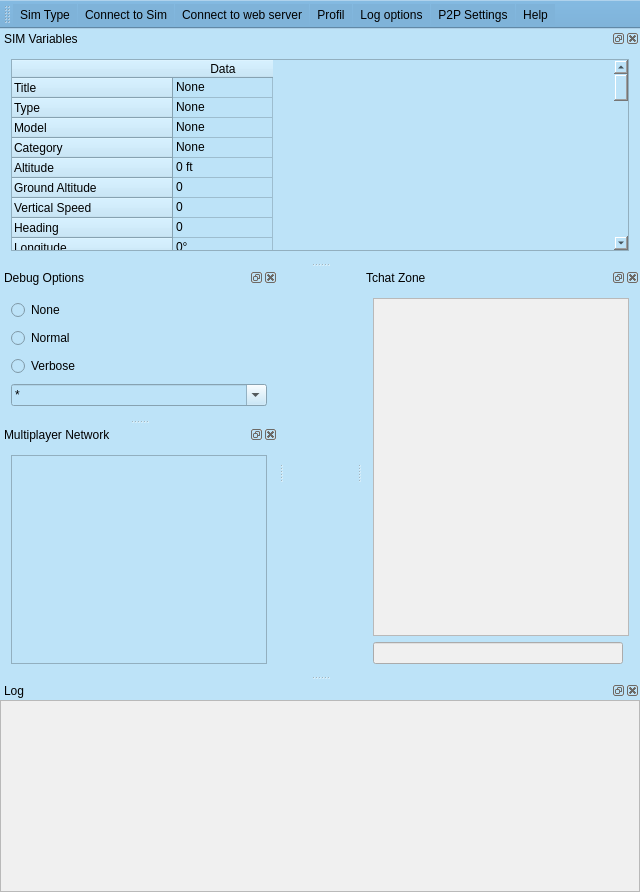
The window that gui/mainwindow.ui (Artemia76/ffs2play) describes before a commit, drawn with Qt 5.
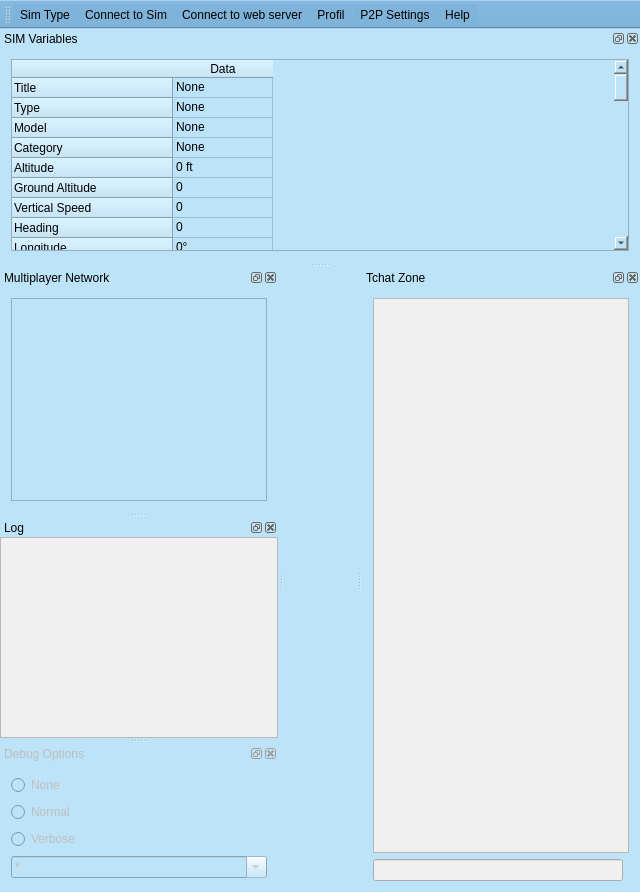
The same window after the commit. Icons and pictures are not drawn.

What changed in the file:
```diff
--- a/gui/mainwindow.ui
+++ b/gui/mainwindow.ui
@@ -326,364 +326,9 @@
    <addaction name="afFSCon"/>
    <addaction name="afServeurCon"/>
    <addaction name="afProfil"/>
-   <addaction name="afLogger"/>
    <addaction name="afP2P"/>
    <addaction name="afAide"/>
   </widget>
-  <widget class="QDockWidget" name="dwLog">
-   <property name="sizePolicy">
-    <sizepolicy hsizetype="Preferred" vsizetype="Preferred">
-     <horstretch>0</horstretch>
-     <verstretch>0</verstretch>
-    </sizepolicy>
-   </property>
-   <property name="minimumSize">
-    <size>
-     <width>89</width>
-     <height>100</height>
-    </size>
-   </property>
-   <property name="maximumSize">
-    <size>
-     <width>524287</width>
-     <height>524287</height>
-    </size>
-   </property>
-   <property name="palette">
-    <palette>
-     <active>
-      <colorrole role="Button">
-       <brush brushstyle="SolidPattern">
-        <color alpha="255">
-         <red>189</red>
-         <green>227</green>
-         <blue>248</blue>
-        </color>
-       </brush>
-      </colorrole>
-      <colorrole role="Base">
-       <brush brushstyle="SolidPattern">
-        <color alpha="255">
-         <red>189</red>
-         <green>227</green>
-         <blue>248</blue>
-        </color>
-       </brush>
-      </colorrole>
-      <colorrole role="Window">
-       <brush brushstyle="SolidPattern">
-        <color alpha="255">
-         <red>189</red>
-         <green>227</green>
-         <blue>248</blue>
-        </color>
-       </brush>
-      </colorrole>
-     </active>
-     <inactive>
-      <colorrole role="Button">
-       <brush brushstyle="SolidPattern">
-        <color alpha="255">
-         <red>189</red>
-         <green>227</green>
-         <blue>248</blue>
-        </color>
-       </brush>
-      </colorrole>
-      <colorrole role="Base">
-       <brush brushstyle="SolidPattern">
-        <color alpha="255">
-         <red>189</red>
-         <green>227</green>
-         <blue>248</blue>
-        </color>
-       </brush>
-      </colorrole>
-      <colorrole role="Window">
-       <brush brushstyle="SolidPattern">
-        <color alpha="255">
-         <red>189</red>
-         <green>227</green>
-         <blue>248</blue>
-        </color>
-       </brush>
-      </colorrole>
-     </inactive>
-     <disabled>
-      <colorrole role="Button">
-       <brush brushstyle="SolidPattern">
-        <color alpha="255">
-         <red>189</red>
-         <green>227</green>
-         <blue>248</blue>
-        </color>
-       </brush>
-      </colorrole>
-      <colorrole role="Base">
-       <brush brushstyle="SolidPattern">
-        <color alpha="255">
-         <red>189</red>
-         <green>227</green>
-         <blue>248</blue>
-        </color>
-       </brush>
-      </colorrole>
-      <colorrole role="Window">
-       <brush brushstyle="SolidPattern">
-        <color alpha="255">
-         <red>189</red>
-         <green>227</green>
-         <blue>248</blue>
-        </color>
-       </brush>
-      </colorrole>
-     </disabled>
-    </palette>
-   </property>
-   <property name="floating">
-    <bool>false</bool>
-   </property>
-   <property name="windowTitle">
-    <string>Log</string>
-   </property>
-   <attribute name="dockWidgetArea">
-    <number>8</number>
-   </attribute>
-   <widget class="QWidget" name="dockWidgetContents">
-    <layout class="QHBoxLayout" name="horizontalLayout">
-     <property name="spacing">
-      <number>0</number>
-     </property>
-     <property name="sizeConstraint">
-      <enum>QLayout::SetMaximumSize</enum>
-     </property>
-     <property name="leftMargin">
-      <number>0</number>
-     </property>
-     <property name="topMargin">
-      <number>0</number>
-     </property>
-     <property name="rightMargin">
-      <number>0</number>
-     </property>
-     <property name="bottomMargin">
-      <number>0</number>
-     </property>
-     <item>
-      <widget class="QPlainTextEdit" name="pteLogger">
-       <property name="sizePolicy">
-        <sizepolicy hsizetype="Preferred" vsizetype="Preferred">
-         <horstretch>0</horstretch>
-         <verstretch>0</verstretch>
-        </sizepolicy>
-       </property>
-       <property name="maximumSize">
-        <size>
-         <width>16777215</width>
-         <height>16777215</height>
-        </size>
-       </property>
-       <property name="palette">
-        <palette>
-         <active>
-          <colorrole role="Button">
-           <brush brushstyle="SolidPattern">
-            <color alpha="255">
-             <red>240</red>
-             <green>240</green>
-             <blue>240</blue>
-            </color>
-           </brush>
-          </colorrole>
-          <colorrole role="Base">
-           <brush brushstyle="SolidPattern">
-            <color alpha="255">
-             <red>240</red>
-             <green>240</green>
-             <blue>240</blue>
-            </color>
-           </brush>
-          </colorrole>
-          <colorrole role="Window">
-           <brush brushstyle="SolidPattern">
-            <color alpha="255">
-             <red>240</red>
-             <green>240</green>
-             <blue>240</blue>
-            </color>
-           </brush>
-          </colorrole>
-         </active>
-         <inactive>
-          <colorrole role="Button">
-           <brush brushstyle="SolidPattern">
-            <color alpha="255">
-             <red>240</red>
-             <green>240</green>
-             <blue>240</blue>
-            </color>
-           </brush>
-          </colorrole>
-          <colorrole role="Base">
-           <brush brushstyle="SolidPattern">
-            <color alpha="255">
-             <red>240</red>
-             <green>240</green>
-             <blue>240</blue>
-            </color>
-           </brush>
-          </colorrole>
-          <colorrole role="Window">
-           <brush brushstyle="SolidPattern">
-            <color alpha="255">
-             <red>240</red>
-             <green>240</green>
-             <blue>240</blue>
-            </color>
-           </brush>
-          </colorrole>
-         </inactive>
-         <disabled>
-          <colorrole role="Button">
-           <brush brushstyle="SolidPattern">
-            <color alpha="255">
-             <red>240</red>
-             <green>240</green>
-             <blue>240</blue>
-            </color>
-           </brush>
-          </colorrole>
-          <colorrole role="Base">
-           <brush brushstyle="SolidPattern">
-            <color alpha="255">
-             <red>240</red>
-             <green>240</green>
-             <blue>240</blue>
-            </color>
-           </brush>
-          </colorrole>
-          <colorrole role="Window">
-           <brush brushstyle="SolidPattern">
-            <color alpha="255">
-             <red>240</red>
-             <green>240</green>
-             <blue>240</blue>
-            </color>
-           </brush>
-          </colorrole>
-         </disabled>
-        </palette>
-       </property>
-       <property name="styleSheet">
-        <string notr="true">background-color: rgb(240, 240, 240);</string>
-       </property>
-       <property name="sizeAdjustPolicy">
-        <enum>QAbstractScrollArea::AdjustIgnored</enum>
-       </property>
-       <property name="readOnly">
-        <bool>true</bool>
-       </property>
-      </widget>
-     </item>
-    </layout>
-   </widget>
-  </widget>
-  <widget class="QDockWidget" name="dwDebugOpt">
-   <property name="enabled">
-    <bool>true</bool>
-   </property>
-   <property name="floating">
-    <bool>false</bool>
-   </property>
-   <property name="windowTitle">
-    <string>Debug Options</string>
-   </property>
-   <attribute name="dockWidgetArea">
-    <number>1</number>
-   </attribute>
-   <widget class="QWidget" name="dockWidgetContents_2">
-    <layout class="QVBoxLayout" name="verticalLayout_2">
-     <item>
-      <widget class="QRadioButton" name="rb_filterNone">
-       <property name="text">
-        <string>None</string>
-       </property>
-      </widget>
-     </item>
-     <item>
-      <widget class="QRadioButton" name="rb_filterNormal">
-       <property name="text">
-        <string>Normal</string>
-       </property>
-      </widget>
-     </item>
-     <item>
-      <widget class="QRadioButton" name="rb_filterVerbose">
-       <property name="text">
-        <string>Verbose</string>
-       </property>
-      </widget>
-     </item>
-     <item>
-      <widget class="QComboBox" name="cb_filter">
-       <property name="editable">
-        <bool>true</bool>
-       </property>
-       <item>
-        <property name="text">
-         <string>*</string>
-        </property>
-       </item>
-       <item>
-        <property name="text">
-         <string>AIMapping*</string>
-        </property>
-       </item>
-       <item>
-        <property name="text">
-         <string>HttpRequest*</string>
-        </property>
-       </item>
-       <item>
-        <property name="text">
-         <string>P2PManager*</string>
-        </property>
-       </item>
-       <item>
-        <property name="text">
-         <string>Peer*</string>
-        </property>
-       </item>
-       <item>
-        <property name="text">
-         <string>UDPServer*</string>
-        </property>
-       </item>
-       <item>
-        <property name="text">
-         <string>SCManager*</string>
-        </property>
-       </item>
-       <item>
-        <property name="text">
-         <string>XPManager*</string>
-        </property>
-       </item>
-       <item>
-        <property name="text">
-         <string>FGManager*</string>
-        </property>
-       </item>
-       <item>
-        <property name="text">
-         <string>WEBManager*</string>
-        </property>
-       </item>
-      </widget>
-     </item>
-    </layout>
-   </widget>
-  </widget>
   <widget class="QDockWidget" name="dwP2P">
    <property name="floating">
     <bool>false</bool>
@@ -1240,6 +885,360 @@
     </layout>
    </widget>
   </widget>
+  <widget class="QDockWidget" name="dwLog">
+   <property name="sizePolicy">
+    <sizepolicy hsizetype="Preferred" vsizetype="Preferred">
+     <horstretch>0</horstretch>
+     <verstretch>0</verstretch>
+    </sizepolicy>
+   </property>
+   <property name="minimumSize">
+    <size>
+     <width>89</width>
+     <height>100</height>
+    </size>
+   </property>
+   <property name="maximumSize">
+    <size>
+     <width>524287</width>
+     <height>524287</height>
+    </size>
+   </property>
+   <property name="palette">
+    <palette>
+     <active>
+      <colorrole role="Button">
+       <brush brushstyle="SolidPattern">
+        <color alpha="255">
+         <red>189</red>
+         <green>227</green>
+         <blue>248</blue>
+        </color>
+       </brush>
+      </colorrole>
+      <colorrole role="Base">
+       <brush brushstyle="SolidPattern">
+        <color alpha="255">
+         <red>189</red>
+         <green>227</green>
+         <blue>248</blue>
+        </color>
+       </brush>
+      </colorrole>
+      <colorrole role="Window">
+       <brush brushstyle="SolidPattern">
+        <color alpha="255">
+         <red>189</red>
+         <green>227</green>
+         <blue>248</blue>
+        </color>
+       </brush>
+      </colorrole>
+     </active>
+     <inactive>
+      <colorrole role="Button">
+       <brush brushstyle="SolidPattern">
+        <color alpha="255">
+         <red>189</red>
+         <green>227</green>
+         <blue>248</blue>
+        </color>
+       </brush>
+      </colorrole>
+      <colorrole role="Base">
+       <brush brushstyle="SolidPattern">
+        <color alpha="255">
+         <red>189</red>
+         <green>227</green>
+         <blue>248</blue>
+        </color>
+       </brush>
+      </colorrole>
+      <colorrole role="Window">
+       <brush brushstyle="SolidPattern">
+        <color alpha="255">
+         <red>189</red>
+         <green>227</green>
+         <blue>248</blue>
+        </color>
+       </brush>
+      </colorrole>
+     </inactive>
+     <disabled>
+      <colorrole role="Button">
+       <brush brushstyle="SolidPattern">
+        <color alpha="255">
+         <red>189</red>
+         <green>227</green>
+         <blue>248</blue>
+        </color>
+       </brush>
+      </colorrole>
+      <colorrole role="Base">
+       <brush brushstyle="SolidPattern">
+        <color alpha="255">
+         <red>189</red>
+         <green>227</green>
+         <blue>248</blue>
+        </color>
+       </brush>
+      </colorrole>
+      <colorrole role="Window">
+       <brush brushstyle="SolidPattern">
+        <color alpha="255">
+         <red>189</red>
+         <green>227</green>
+         <blue>248</blue>
+        </color>
+       </brush>
+      </colorrole>
+     </disabled>
+    </palette>
+   </property>
+   <property name="floating">
+    <bool>false</bool>
+   </property>
+   <property name="windowTitle">
+    <string>Log</string>
+   </property>
+   <attribute name="dockWidgetArea">
+    <number>1</number>
+   </attribute>
+   <widget class="QWidget" name="dockWidgetContents">
+    <layout class="QHBoxLayout" name="horizontalLayout">
+     <property name="spacing">
+      <number>0</number>
+     </property>
+     <property name="sizeConstraint">
+      <enum>QLayout::SetMaximumSize</enum>
+     </property>
+     <property name="leftMargin">
+      <number>0</number>
+     </property>
+     <property name="topMargin">
+      <number>0</number>
+     </property>
+     <property name="rightMargin">
+      <number>0</number>
+     </property>
+     <property name="bottomMargin">
+      <number>0</number>
+     </property>
+     <item>
+      <widget class="QPlainTextEdit" name="pteLogger">
+       <property name="sizePolicy">
+        <sizepolicy hsizetype="Preferred" vsizetype="Preferred">
+         <horstretch>0</horstretch>
+         <verstretch>0</verstretch>
+        </sizepolicy>
+       </property>
+       <property name="maximumSize">
+        <size>
+         <width>16777215</width>
+         <height>16777215</height>
+        </size>
+       </property>
+       <property name="palette">
+        <palette>
+         <active>
+          <colorrole role="Button">
+           <brush brushstyle="SolidPattern">
+            <color alpha="255">
+             <red>240</red>
+             <green>240</green>
+             <blue>240</blue>
+            </color>
+           </brush>
+          </colorrole>
+          <colorrole role="Base">
+           <brush brushstyle="SolidPattern">
+            <color alpha="255">
+             <red>240</red>
+             <green>240</green>
+             <blue>240</blue>
+            </color>
+           </brush>
+          </colorrole>
+          <colorrole role="Window">
+           <brush brushstyle="SolidPattern">
+            <color alpha="255">
+             <red>240</red>
+             <green>240</green>
+             <blue>240</blue>
+            </color>
+           </brush>
+          </colorrole>
+         </active>
+         <inactive>
+          <colorrole role="Button">
+           <brush brushstyle="SolidPattern">
+            <color alpha="255">
+             <red>240</red>
+             <green>240</green>
+             <blue>240</blue>
+            </color>
+           </brush>
+          </colorrole>
+          <colorrole role="Base">
+           <brush brushstyle="SolidPattern">
+            <color alpha="255">
+             <red>240</red>
+             <green>240</green>
+             <blue>240</blue>
+            </color>
+           </brush>
+          </colorrole>
+          <colorrole role="Window">
+           <brush brushstyle="SolidPattern">
+            <color alpha="255">
+             <red>240</red>
+             <green>240</green>
+             <blue>240</blue>
+            </color>
+           </brush>
+          </colorrole>
+         </inactive>
+         <disabled>
+          <colorrole role="Button">
+           <brush brushstyle="SolidPattern">
+            <color alpha="255">
+             <red>240</red>
+             <green>240</green>
+             <blue>240</blue>
+            </color>
+           </brush>
+          </colorrole>
+          <colorrole role="Base">
+           <brush brushstyle="SolidPattern">
+            <color alpha="255">
+             <red>240</red>
+             <green>240</green>
+             <blue>240</blue>
+            </color>
+           </brush>
+          </colorrole>
+          <colorrole role="Window">
+           <brush brushstyle="SolidPattern">
+            <color alpha="255">
+             <red>240</red>
+             <green>240</green>
+             <blue>240</blue>
+            </color>
+           </brush>
+          </colorrole>
+         </disabled>
+        </palette>
+       </property>
+       <property name="styleSheet">
+        <string notr="true">background-color: rgb(240, 240, 240);</string>
+       </property>
+       <property name="sizeAdjustPolicy">
+        <enum>QAbstractScrollArea::AdjustIgnored</enum>
+       </property>
+       <property name="readOnly">
+        <bool>true</bool>
+       </property>
+      </widget>
+     </item>
+    </layout>
+   </widget>
+  </widget>
+  <widget class="QDockWidget" name="dwDebugOpt">
+   <property name="enabled">
+    <bool>false</bool>
+   </property>
+   <property name="floating">
+    <bool>false</bool>
+   </property>
+   <property name="windowTitle">
+    <string>Debug Options</string>
+   </property>
+   <attribute name="dockWidgetArea">
+    <number>1</number>
+   </attribute>
+   <widget class="QWidget" name="dockWidgetContents_2">
+    <layout class="QVBoxLayout" name="verticalLayout_2">
+     <item>
+      <widget class="QRadioButton" name="rb_filterNone">
+       <property name="text">
+        <string>None</string>
+       </property>
+      </widget>
+     </item>
+     <item>
+      <widget class="QRadioButton" name="rb_filterNormal">
+       <property name="text">
+        <string>Normal</string>
+       </property>
+      </widget>
+     </item>
+     <item>
+      <widget class="QRadioButton" name="rb_filterVerbose">
+       <property name="text">
+        <string>Verbose</string>
+       </property>
+      </widget>
+     </item>
+     <item>
+      <widget class="QComboBox" name="cb_filter">
+       <property name="editable">
+        <bool>true</bool>
+       </property>
+       <item>
+        <property name="text">
+         <string>*</string>
+        </property>
+       </item>
+       <item>
+        <property name="text">
+         <string>AIMapping*</string>
+        </property>
+       </item>
+       <item>
+        <property name="text">
+         <string>HttpRequest*</string>
+        </property>
+       </item>
+       <item>
+        <property name="text">
+         <string>P2PManager*</string>
+        </property>
+       </item>
+       <item>
+        <property name="text">
+         <string>Peer*</string>
+        </property>
+       </item>
+       <item>
+        <property name="text">
+         <string>UDPServer*</string>
+        </property>
+       </item>
+       <item>
+        <property name="text">
+         <string>SCManager*</string>
+        </property>
+       </item>
+       <item>
+        <property name="text">
+         <string>XPManager*</string>
+        </property>
+       </item>
+       <item>
+        <property name="text">
+         <string>FGManager*</string>
+        </property>
+       </item>
+       <item>
+        <property name="text">
+         <string>WEBManager*</string>
+        </property>
+       </item>
+      </widget>
+     </item>
+    </layout>
+   </widget>
+  </widget>
   <action name="afFSCon">
    <property name="icon">
     <iconset resource="../ressources.qrc">
@@ -1284,15 +1283,6 @@
     <string>Profil</string>
    </property>
   </action>
-  <action name="afLogger">
-   <property name="icon">
-    <iconset resource="../ressources.qrc">
-     <normaloff>:/gfx/console.png</normaloff>:/gfx/console.png</iconset>
-   </property>
-   <property name="text">
-    <string>Log options</string>
-   </property>
-  </action>
   <action name="afP2P">
    <property name="icon">
     <iconset resource="../ressources.qrc">
```
